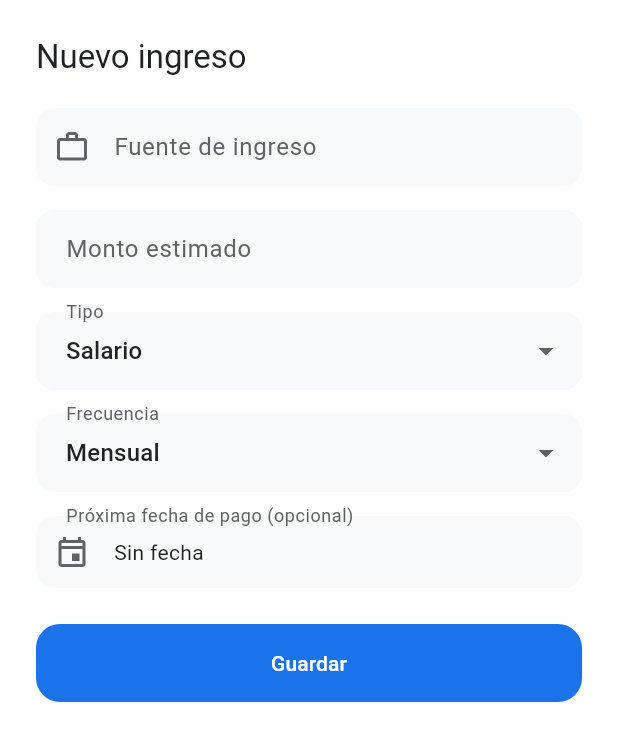
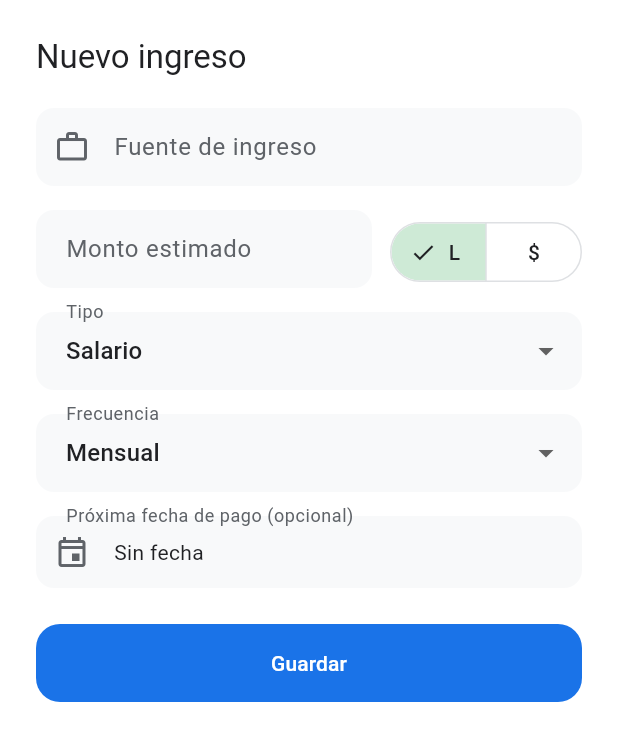
Before and after one commit to DannyJoaquin/finanzas-latam, a Flutter app: the _IncomeSheet widget shown alone on an empty page, opened directly with empty values, on a phone screen of 412 x 824 dp. Shown: the top 741 px of the screen. Run offline on Flutter 3.47's test engine with Material 3 defaults, Android fonts, the phone set to English and light mode, and no system bars; our stand-ins replace connectivity_plus, dio, firebase_core, firebase_messaging, fl_chart, flutter_local_notifications and 10 more; missing offline and left inert: dart:js_interop, google_sign_in_web; accounts and stored records are empty; network calls fail.

Commit message:
feat: allow recording income sources in USD

```diff
--- a/mobile/lib/features/incomes/presentation/screens/incomes_screen.dart
+++ b/mobile/lib/features/incomes/presentation/screens/incomes_screen.dart
@@ -20,12 +20,14 @@ class IncomeModel {
     required this.type,
     required this.cycle,
     required this.isActive,
+    this.currency = 'HNL',
     this.nextExpectedAt,
   });
 
   final String id;
   final String sourceName;
   final double amount;
+  final String currency;
   final String type;
   final String cycle;
   final bool isActive;
@@ -37,6 +39,7 @@ class IncomeModel {
         // Backend may return numeric fields as strings (e.g. "5000.00")
         amount:
             double.parse((j['amount'] ?? j['estimatedAmount'] ?? 0).toString()),
+        currency: j['currency'] as String? ?? 'HNL',
         type: j['type'] as String? ?? 'salary',
         cycle: j['cycle'] as String? ?? 'monthly',
         isActive: j['isActive'] as bool? ?? true,
@@ -285,7 +288,8 @@ class IncomesScreen extends ConsumerWidget {
                                           CrossAxisAlignment.end,
                                       children: [
                                         Text(
-                                          fmt.format(inc.amount),
+                                          currencyFmt(inc.currency)
+                                              .format(inc.amount),
                                           style: TextStyle(
                                             color: AppColors.income,
                                             fontWeight: FontWeight.w800,
@@ -449,6 +453,7 @@ class _IncomeSheetState extends ConsumerState<_IncomeSheet> {
   final _formKey = GlobalKey<FormState>();
   late final TextEditingController _nameCtrl;
   late final TextEditingController _amountCtrl;
+  late String _currency;
   late String _type;
   late String _cycle;
   DateTime? _nextExpectedAt;
@@ -480,6 +485,7 @@ class _IncomeSheetState extends ConsumerState<_IncomeSheet> {
     _nameCtrl = TextEditingController(text: e?.sourceName ?? '');
     _amountCtrl = TextEditingController(
         text: e != null ? formatMoneyInputValue(e.amount) : '');
+    _currency = e?.currency ?? ref.read(currencyProvider);
     _type = e?.type ?? 'salary';
     _cycle = e?.cycle ?? 'monthly';
     _nextExpectedAt =
@@ -503,6 +509,7 @@ class _IncomeSheetState extends ConsumerState<_IncomeSheet> {
       final body = {
         'sourceName': _nameCtrl.text.trim(),
         'amount': parseMoneyInput(_amountCtrl.text),
+        'currency': _currency,
         'type': forceSimpleDefaults ? 'salary' : _type,
         'cycle': forceSimpleDefaults ? 'monthly' : _cycle,
         'nextExpectedAt': forceSimpleDefaults
@@ -556,14 +563,18 @@ class _IncomeSheetState extends ConsumerState<_IncomeSheet> {
                   (v == null || v.trim().isEmpty) ? 'Requerido' : null,
             ),
             const SizedBox(height: 16),
-            TextFormField(
+            Row(
+              crossAxisAlignment: CrossAxisAlignment.start,
+              children: [
+                Expanded(
+                  child: TextFormField(
                     controller: _amountCtrl,
                     keyboardType:
                         const TextInputType.numberWithOptions(decimal: true),
                     inputFormatters: [MoneyInputFormatter()],
                     decoration: InputDecoration(
                       labelText: 'Monto estimado',
-                prefixText: '${currencySymbol(ref.watch(currencyProvider))} ',
+                      prefixText: '${currencySymbol(_currency)} ',
                     ),
                     validator: (v) {
                       if (v == null || v.isEmpty) return 'Requerido';
@@ -572,6 +583,27 @@ class _IncomeSheetState extends ConsumerState<_IncomeSheet> {
                       if (amount <= 0) return 'El monto debe ser mayor que cero';
                       return null;
                     },
+                  ),
+                ),
+                const SizedBox(width: 12),
+                Padding(
+                  padding: const EdgeInsets.only(top: 8),
+                  child: SegmentedButton<String>(
+                    segments: [
+                      const ButtonSegment(value: 'HNL', label: Text('L')),
+                      ButtonSegment(
+                          value: 'USD', label: Text(currencySymbol('USD'))),
+                    ],
+                    selected: {_currency},
+                    onSelectionChanged: (s) =>
+                        setState(() => _currency = s.first),
+                    style: SegmentedButton.styleFrom(
+                      minimumSize: const Size(0, 48),
+                      tapTargetSize: MaterialTapTargetSize.shrinkWrap,
+                    ),
+                  ),
+                ),
+              ],
             ),
             if (!isSimple) ...[
               const SizedBox(height: 16),
```
Also changed, not shown: 1 other file. Lines whose indentation alone changed are shown as unchanged.
